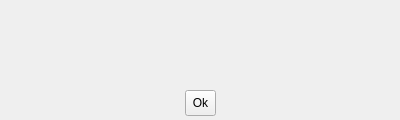
Old version of the form share/skins/default/message.ui in the repository itds-consulting/yate.
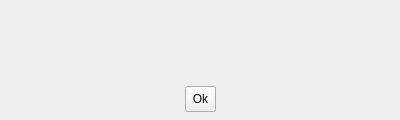
New version of the form. Icons and pictures are not drawn.

Commit message: Changed message and confirm window margins.

Patch:
```diff
--- a/share/skins/default/message.ui
+++ b/share/skins/default/message.ui
@@ -48,6 +48,15 @@
    </property>
    <item>
     <layout class="QHBoxLayout" >
+     <property name="leftMargin" >
+      <number>4</number>
+     </property>
+     <property name="topMargin" >
+      <number>4</number>
+     </property>
+     <property name="rightMargin" >
+      <number>4</number>
+     </property>
      <item>
       <layout class="QVBoxLayout" >
        <item>
@@ -98,6 +107,9 @@
    </item>
    <item>
     <layout class="QHBoxLayout" >
+     <property name="bottomMargin" >
+      <number>4</number>
+     </property>
      <item>
       <spacer>
        <property name="orientation" >
```
The commit also changes 1 other file.
